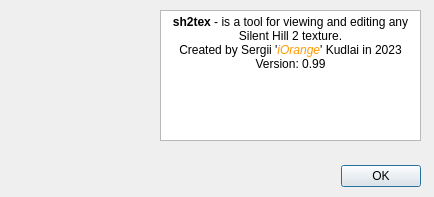
Above: src/ui/aboutdlg.ui from iOrange/sh2tex before the change. Below: the same form after it.
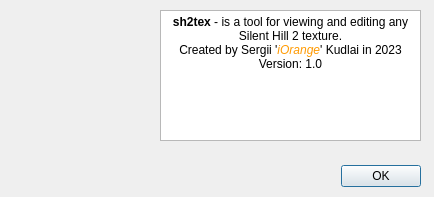
That is the form after the change. Icons and pictures are not drawn.

Commit message: + added ability to zoom the image * changed version to 1.0

What changed in the file:
```diff
--- a/src/ui/aboutdlg.ui
+++ b/src/ui/aboutdlg.ui
@@ -79,7 +79,7 @@
 &lt;/style&gt;&lt;/head&gt;&lt;body style=&quot; font-family:'Segoe UI'; font-size:9pt; font-weight:400; font-style:normal;&quot;&gt;
 &lt;p align=&quot;center&quot; style=&quot; margin-top:0px; margin-bottom:0px; margin-left:0px; margin-right:0px; -qt-block-indent:0; text-indent:0px;&quot;&gt;&lt;span style=&quot; font-weight:700;&quot;&gt;sh2tex&lt;/span&gt; - is a tool for viewing and editing any Silent Hill 2 texture.&lt;/p&gt;
 &lt;p align=&quot;center&quot; style=&quot; margin-top:0px; margin-bottom:0px; margin-left:0px; margin-right:0px; -qt-block-indent:0; text-indent:0px;&quot;&gt;Created by Sergii '&lt;span style=&quot; font-style:italic; color:#ff9900;&quot;&gt;iOrange&lt;/span&gt;' Kudlai in 2023&lt;/p&gt;
-&lt;p align=&quot;center&quot; style=&quot; margin-top:0px; margin-bottom:0px; margin-left:0px; margin-right:0px; -qt-block-indent:0; text-indent:0px;&quot;&gt;Version: 0.99&lt;/p&gt;&lt;/body&gt;&lt;/html&gt;</string>
+&lt;p align=&quot;center&quot; style=&quot; margin-top:0px; margin-bottom:0px; margin-left:0px; margin-right:0px; -qt-block-indent:0; text-indent:0px;&quot;&gt;Version: 1.0&lt;/p&gt;&lt;/body&gt;&lt;/html&gt;</string>
    </property>
   </widget>
  </widget>
```
The commit also changes 6 other files.
